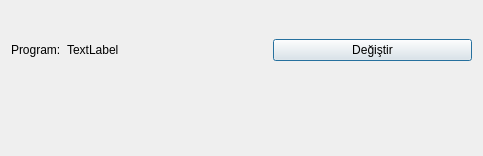
First picture: the form in DESIGNER/sql_veritabani_ayarlari_batch.ui, repository adakteknoloji/FRAMEWORK, before the edit.
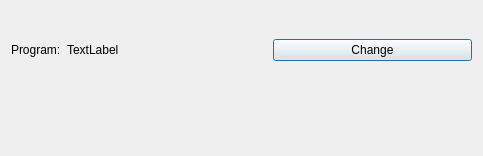
Second picture: the form after the edit.

Diff of the .ui file:
```diff
--- a/DESIGNER/sql_veritabani_ayarlari_batch.ui
+++ b/DESIGNER/sql_veritabani_ayarlari_batch.ui
@@ -39,7 +39,7 @@
      <item>
       <widget class="QPushButton" name="push_button_program_degistir">
        <property name="text">
-        <string>Değiştir</string>
+        <string>Change</string>
        </property>
       </widget>
      </item>
```
